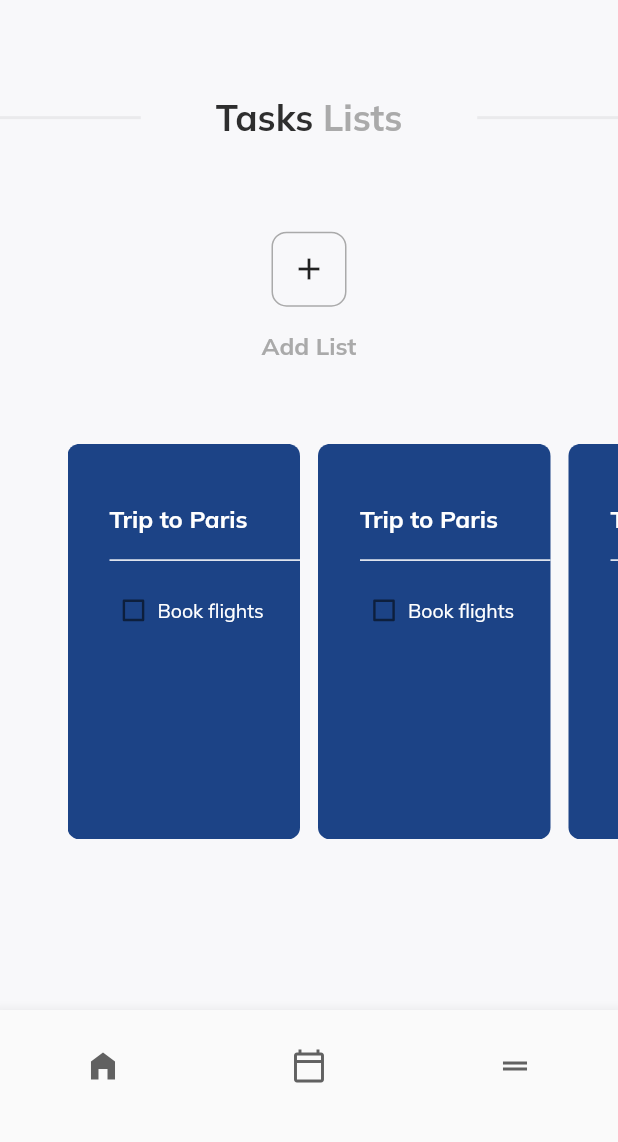
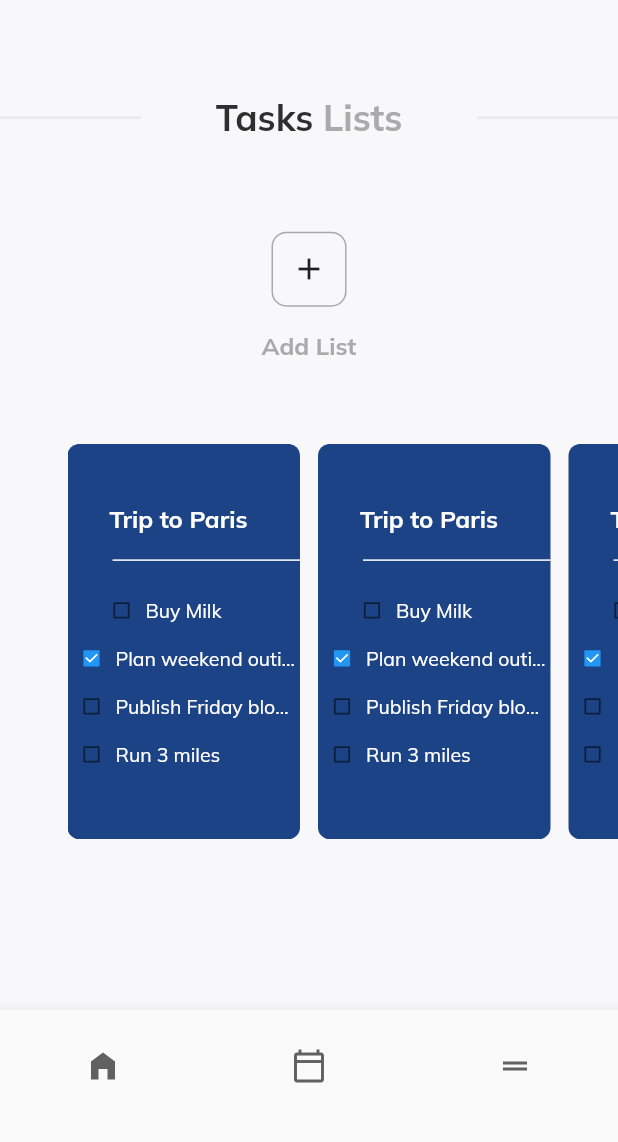
Before and after one commit to felipebss1/todo_app, a Flutter app: the screen it shows after launch, on a phone screen of 412 x 824 dp, the part 90-1232 px from its top. Run offline on Flutter 3.47's test engine with Material 2 defaults, Android fonts, the phone set to English and light mode, and no system bars; our stand-ins replace flutter_svg, google_fonts, percent_indicator.

Commit message:
Fixed Text Ellipsis

```diff
--- a/lib/card.dart
+++ b/lib/card.dart
@@ -14,7 +14,8 @@ class TaskListCard extends StatefulWidget {
 class _TaskListCardState extends State<TaskListCard> {
   @override
   Widget build(BuildContext context) {
-    return InkWell(
+    return Flexible(
+      child: InkWell(
         onTap: () {
           Navigator.push(
             context,
@@ -25,10 +26,10 @@ class _TaskListCardState extends State<TaskListCard> {
         },
         child: Container(
           width: 155,
-        padding: const EdgeInsets.only(
+          /* padding: const EdgeInsets.only(
             left: 28,
             top: 40,
-        ),
+          ), */
           decoration: BoxDecoration(
             color: Color((Random().nextDouble() * 0xFFFFFF).toInt())
                 .withOpacity(1.0),
@@ -37,7 +38,12 @@ class _TaskListCardState extends State<TaskListCard> {
           child: Column(
             crossAxisAlignment: CrossAxisAlignment.start,
             children: [
-            Text(
+              Padding(
+                padding: const EdgeInsets.only(
+                  left: 28,
+                  top: 40,
+                ),
+                child: Text(
                   'Trip to Paris',
                   overflow: TextOverflow.ellipsis,
                   style: GoogleFonts.mulish(
@@ -46,19 +52,42 @@ class _TaskListCardState extends State<TaskListCard> {
                     fontSize: 16,
                   ),
                 ),
+              ),
               const Divider(
                 height: 35,
                 thickness: 1,
                 color: Color(0xFFFFFFFF),
+                indent: 30,
+              ),
+              Padding(
+                padding: const EdgeInsets.only(
+                  left: 20,
+                ),
+                child: CardTile(
+                  taskName: "Buy Milk",
+                  taskCompleted: false,
+                  onChanged: (p0) {},
+                ),
               ),
               CardTile(
-              taskName: "Book flights",
+                taskName: "Plan weekend outing",
+                taskCompleted: true,
+                onChanged: (p0) {},
+              ),
+              CardTile(
+                taskName: "Publish Friday blog post",
+                taskCompleted: false,
+                onChanged: (p0) {},
+              ),
+              CardTile(
+                taskName: "Run 3 miles",
                 taskCompleted: false,
                 onChanged: (p0) {},
               ),
             ],
           ),
         ),
+      ),
     );
   }
 }
--- a/lib/card_tiles.dart
+++ b/lib/card_tiles.dart
@@ -18,7 +18,7 @@ class CardTile extends StatelessWidget {
     return Row(
       children: [
         Transform.scale(
-          scale: 0.8,
+          scale: 0.6,
           child: Checkbox(
             value: taskCompleted,
             onChanged: onChanged,
@@ -28,12 +28,14 @@ class CardTile extends StatelessWidget {
             ),
           ),
         ),
-        Text(
-          taskName,
-          overflow: TextOverflow.fade,
-          style: GoogleFonts.mulish(
-            color: const Color(0xFFFFFFFF),
-            fontSize: 13,
+        Flexible(
+          child: Text(
+            taskName,
+            overflow: TextOverflow.ellipsis,
+            style: GoogleFonts.mulish(
+              color: const Color(0xFFFFFFFF),
+              fontSize: 13,
+            ),
           ),
         ),
       ],
```
Lines whose indentation alone changed are shown as unchanged.
